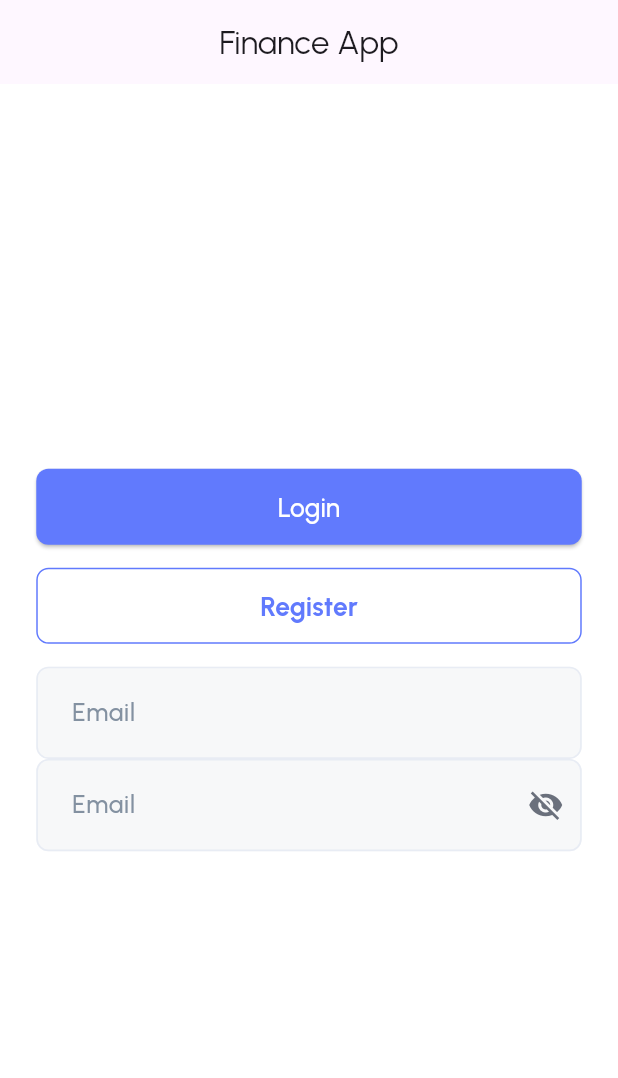
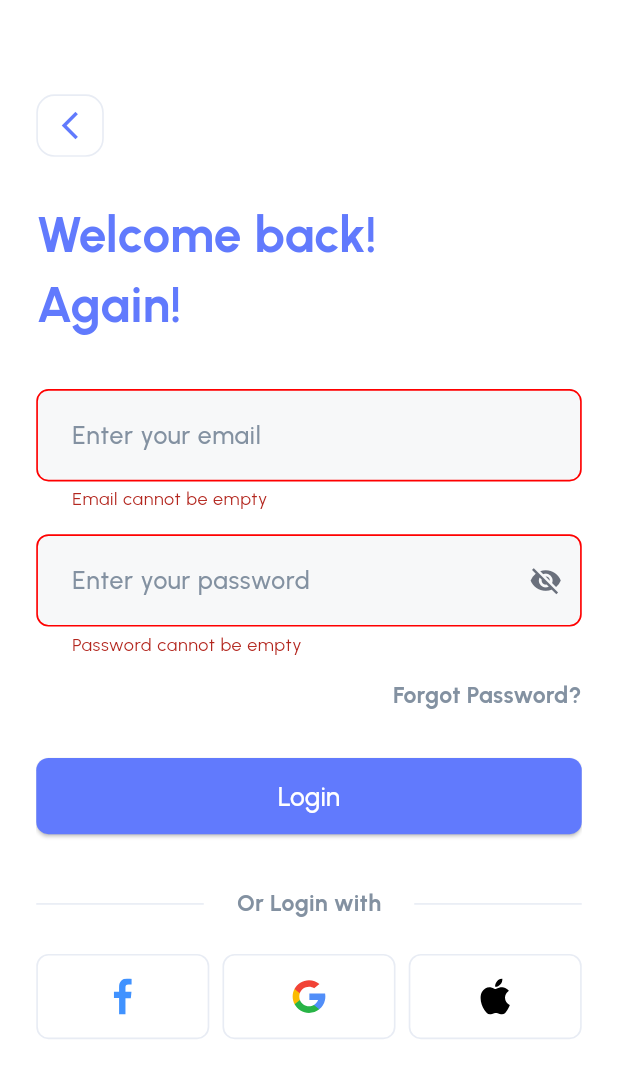
Before and after one commit to khaledNat3y/finance_app, a Flutter app: the screen it shows after launch, after a tap on "Login", on a phone screen of 412 x 824 dp. Shown: the top 1078 px of the screen. Run offline on Flutter 3.47's test engine with Material 3 defaults, Android fonts, the phone set to English and light mode, and no system bars; our stand-ins replace flutter_screenutil, flutter_svg, go_router.

Commit message:
-Finished login screen UI && fields validation

```diff
--- /dev/null
+++ b/lib/core/routing/app_router.dart
@@ -0,0 +1,25 @@
+import 'package:finance_app/core/routing/routes.dart';
+import 'package:finance_app/features/auth/ui/login_screen.dart';
+import 'package:flutter/cupertino.dart';
+import 'package:go_router/go_router.dart';
+
+import '../../features/on_boarding/on_boarding_screen.dart';
+
+class AppRouter {
+  static GoRouter goRouter = GoRouter(
+    initialLocation: Routes.onBoardingScreen,
+    routes: [
+      GoRoute(
+        path: Routes.onBoardingScreen,
+        name: Routes.onBoardingScreen,
+        builder: (context, state) => const OnBoardingScreen(),
+      ),
+      GoRoute(
+        path: Routes.loginScreen,
+        name: Routes.loginScreen,
+        builder: (context, state) => const LoginScreen(),
+      ),
+
+    ]
+  );
+}
--- /dev/null
+++ b/lib/core/routing/routes.dart
@@ -0,0 +1,7 @@
+class Routes {
+  static const String onBoardingScreen = "/onBoardingScreen";
+  static const String loginScreen = "/loginScreen";
+  static const String registerScreen = "/registerScreen";
+  static const String forgetPasswordScreen = "/forgetPasswordScreen";
+
+}
--- a/lib/core/styling/app_colors.dart
+++ b/lib/core/styling/app_colors.dart
@@ -2,11 +2,12 @@ import 'dart:ui';
 
 abstract class AppColors {
   static const Color primaryColor = Color(0xff617AFD);
-  static const Color secondaryColor = Color(0xff8391A1);
-  static const Color lighterGrey = Color(0xffE8ECF4);
+  static const Color accentColor = Color(0xff202955);
+  static const Color grey = Color(0xff8391A1);
   static const Color lightGrey = Color(0xffE8ECF4);
   static const Color darkGrey = Color(0xff6A707C);
   static const Color black = Color(0xff000000);
   static const Color white = Color(0xffffffff);
   static const Color errorColor = Color(0xffff0000);
+  static const Color transparent = Color(0x00000000);
 }
--- a/lib/core/styling/app_styles.dart
+++ b/lib/core/styling/app_styles.dart
@@ -1,12 +1,12 @@
-import 'dart:ui';
 
 import 'package:finance_app/core/styling/app_fonts.dart';
 import 'package:finance_app/core/styling/font_weights.dart';
+import 'package:flutter/material.dart';
 import 'package:flutter_screenutil/flutter_screenutil.dart';
 
 import 'app_colors.dart';
 
-class AppStyles {
+abstract class AppStyles {
   static TextStyle primaryHeadLinesStyle = TextStyle(
     fontSize: 30.sp,
     fontFamily: AppFonts.mainFontFamily,
@@ -17,29 +17,54 @@ class AppStyles {
   static TextStyle subtitlesStyle = TextStyle(
     fontSize: 16.sp,
     fontFamily: AppFonts.mainFontFamily,
-    fontWeight: FontWeights.regular,
-    color: AppColors.secondaryColor,
+    fontWeight: FontWeightHelper.regular,
+    color: AppColors.grey,
   );
 
   static TextStyle font16BlackSemiBold = TextStyle(
     fontSize: 16.sp,
     fontFamily: AppFonts.mainFontFamily,
-    fontWeight: FontWeights.semiBold,
+    fontWeight: FontWeightHelper.semiBold,
     color: AppColors.black,
   );
 
   static TextStyle font12GreyMedium = TextStyle(
-    fontSize: 16.sp,
+    fontSize: 12.sp,
     fontFamily: AppFonts.mainFontFamily,
-    fontWeight: FontWeights.semiBold,
+    fontWeight: FontWeightHelper.semiBold,
     color: AppColors.black,
   );
 
-  static TextStyle font15Medium = TextStyle(
-    fontSize: 16.sp,
+  static TextStyle font15BlackMedium = TextStyle(
+    fontSize: 15.sp,
     fontFamily: AppFonts.mainFontFamily,
-    fontWeight: FontWeights.semiBold,
+    fontWeight: FontWeightHelper.semiBold,
     color: AppColors.black,
   );
 
+  static  TextStyle font15AccentColorBold = TextStyle(
+    fontSize: 15.sp,
+    fontFamily: AppFonts.mainFontFamily,
+    fontWeight: FontWeightHelper.bold,
+    color: AppColors.accentColor,
+  );
+  static TextStyle font30PrimaryColorBold = TextStyle(
+    fontSize: 30.sp,
+    fontFamily: AppFonts.mainFontFamily,
+    fontWeight: FontWeightHelper.bold,
+    color: AppColors.primaryColor,
+  );
+  static TextStyle font14GreySemiBold = TextStyle(
+    fontSize: 14.sp,
+    fontFamily: AppFonts.mainFontFamily,
+    fontWeight: FontWeightHelper.semiBold,
+    color: AppColors.grey,
+  );
+  static TextStyle font15PrimaryColorMedium = TextStyle(
+    fontSize: 15.sp,
+    fontFamily: AppFonts.mainFontFamily,
+    fontWeight: FontWeightHelper.medium,
+    color: AppColors.primaryColor,
+  );
+
 }
--- a/lib/core/styling/font_weights.dart
+++ b/lib/core/styling/font_weights.dart
@@ -1,7 +1,16 @@
-import 'dart:ui';
 
-class FontWeights {
-  static FontWeight regular = FontWeight.w400;
+
+import 'package:flutter/material.dart';
+
+abstract class FontWeightHelper {
+
+  static const FontWeight thin = FontWeight.w100;
+
+  static const FontWeight extraLight = FontWeight.w200;
+
+  static const FontWeight light = FontWeight.w300;
+
+  static const FontWeight regular = FontWeight.w400;
 
   static const FontWeight medium = FontWeight.w500;
 
@@ -10,5 +19,4 @@ class FontWeights {
   static const FontWeight bold = FontWeight.w700;
 
   static const FontWeight extraBold = FontWeight.w800;
-
 }
--- a/lib/core/styling/theme_data.dart
+++ b/lib/core/styling/theme_data.dart
@@ -11,7 +11,7 @@ abstract class AppThemeData {
     fontFamily: AppFonts.mainFontFamily,
     buttonTheme: ButtonThemeData(
       buttonColor: AppColors.primaryColor,
-      disabledColor: AppColors.secondaryColor,
+      disabledColor: AppColors.grey,
 
     )
   );
--- /dev/null
+++ b/lib/core/widgets/custom_back_button.dart
@@ -0,0 +1,34 @@
+import 'package:flutter/material.dart';
+import 'package:flutter_screenutil/flutter_screenutil.dart';
+import 'package:go_router/go_router.dart';
+
+import '../styling/app_colors.dart';
+
+class CustomBackButton extends StatelessWidget {
+  const CustomBackButton({super.key});
+
+  @override
+  Widget build(BuildContext context) {
+    return Container(
+      width: 41.w,
+      height: 41.h,
+      decoration: BoxDecoration(
+        color: AppColors.transparent,
+        borderRadius: BorderRadius.circular(12.r),
+        border: Border.all(color: AppColors.lightGrey, width: 1.w),
+      ),
+      child: Center(
+        child: IconButton(
+          onPressed: () {
+            GoRouter.of(context).pop();
+          },
+          icon: Icon(
+            Icons.arrow_back_ios_new,
+            color: AppColors.primaryColor,
+            size: 20.sp,
+          ),
+        ),
+      ),
+    );
+  }
+}
--- a/lib/core/widgets/custom_text_field.dart
+++ b/lib/core/widgets/custom_text_field.dart
@@ -11,14 +11,17 @@ class CustomTextField extends StatelessWidget {
   final bool? obscureText;
   final TextInputType? inputType;
   final String? Function(String?)? validator;
+  final TextEditingController? controller;
 
-  const CustomTextField({super.key, required this.hintText, this.suffixIcon, this.width, this.obscureText, this.inputType, this.validator});
+  const CustomTextField({super.key, required this.hintText, this.suffixIcon, this.width, this.obscureText, this.inputType, this.validator, this.controller});
 
   @override
   Widget build(BuildContext context) {
     return SizedBox(
       width: width ?? 331.w,
       child: TextFormField(
+        controller: controller,
+        autovalidateMode: AutovalidateMode.always,
         cursorColor: AppColors.primaryColor,
         cursorErrorColor: AppColors.errorColor,
         obscureText: obscureText ?? false,
@@ -28,8 +31,8 @@ class CustomTextField extends StatelessWidget {
           hintText: hintText ?? "",
           hintStyle: TextStyle(
             fontSize: 15.sp,
-            color: AppColors.secondaryColor,
-            fontWeight: FontWeights.medium,
+            color: AppColors.grey,
+            fontWeight: FontWeightHelper.medium,
           ),
           suffixIcon: suffixIcon,
           contentPadding: EdgeInsets.symmetric(horizontal: 18.w, vertical: 18.h),
@@ -37,6 +40,7 @@ class CustomTextField extends StatelessWidget {
           enabledBorder: buildOutlineInputBorder(),
           focusedBorder: buildOutlineInputBorder(),
           errorBorder: buildOutlineInputBorder(color: AppColors.errorColor),
+          focusedErrorBorder: buildOutlineInputBorder(color: AppColors.errorColor),
           filled: true,
           fillColor: Color(0xffF7F8F9),
         ),
--- a/lib/core/widgets/primary_button_widget.dart
+++ b/lib/core/widgets/primary_button_widget.dart
@@ -12,6 +12,7 @@ class PrimaryButtonWidget extends StatelessWidget {
   final double? height;
   final double? bordersRadius;
   final double? fontSize;
+  final EdgeInsetsGeometry? padding;
 
   const PrimaryButtonWidget({
     super.key,
@@ -21,7 +22,7 @@ class PrimaryButtonWidget extends StatelessWidget {
     this.width,
     this.height,
     this.bordersRadius,
-    this.buttonColor, this.fontSize,
+    this.buttonColor, this.fontSize, this.padding,
   });
 
   @override
@@ -33,6 +34,7 @@ class PrimaryButtonWidget extends StatelessWidget {
         shape: RoundedRectangleBorder(
           borderRadius: BorderRadius.circular(bordersRadius ?? 8.r),
         ),
+        padding: padding,
         fixedSize: Size(width ?? 331.w, height ?? 50.h),
       ),
       child: Text(
--- a/lib/core/widgets/primary_outlined_button_widget.dart
+++ b/lib/core/widgets/primary_outlined_button_widget.dart
@@ -38,7 +38,7 @@ class PrimaryOutlinedButtonWidget extends StatelessWidget {
       ),
       child: Text(
         buttonText ?? "",
-        style: TextStyle(color: textColor ?? AppColors.primaryColor, fontSize: fontSize ?? 16.sp, fontWeight: FontWeights.bold),
+        style: TextStyle(color: textColor ?? AppColors.primaryColor, fontSize: fontSize ?? 16.sp, fontWeight: FontWeightHelper.bold),
       ),
     );
   }
--- /dev/null
+++ b/lib/features/auth/ui/login_screen.dart
@@ -0,0 +1,146 @@
+import 'package:finance_app/core/styling/app_styles.dart';
+import 'package:finance_app/core/styling/spacing.dart';
+import 'package:finance_app/core/widgets/custom_text_field.dart';
+import 'package:finance_app/core/widgets/primary_button_widget.dart';
+import 'package:finance_app/features/auth/ui/widgets/login_methods_displayed_in_row.dart';
+import 'package:finance_app/features/auth/ui/widgets/or_login_with_widget.dart';
+import 'package:flutter/material.dart';
+import 'package:flutter_screenutil/flutter_screenutil.dart';
+import '../../../core/styling/app_colors.dart';
+import '../../../core/widgets/custom_back_button.dart';
+import '../../../generated/assets.dart';
+
+class LoginScreen extends StatefulWidget {
+  const LoginScreen({super.key});
+
+  @override
+  State<LoginScreen> createState() => _LoginScreenState();
+}
+
+class _LoginScreenState extends State<LoginScreen> {
+  bool obscureText = true;
+  late TextEditingController emailController;
+  late TextEditingController passwordController;
+  late GlobalKey<FormState> formKey;
+
+  @override
+  void initState() {
+    super.initState();
+    emailController = TextEditingController();
+    passwordController = TextEditingController();
+    formKey = GlobalKey<FormState>();
+  }
+
+  @override
+  void dispose() {
+    emailController.dispose();
+    passwordController.dispose();
+    formKey.currentState!.dispose();
+    super.dispose();
+  }
+
+  @override
+  Widget build(BuildContext context) {
+    return Scaffold(
+      resizeToAvoidBottomInset: true,
+      body: Padding(
+        padding: EdgeInsets.symmetric(horizontal: 22.w, vertical: 50.h),
+        child: Form(
+          key: formKey,
+          child: SingleChildScrollView(
+            child: Column(
+              crossAxisAlignment: CrossAxisAlignment.start,
+              children: [
+                verticalSpace(12),
+                CustomBackButton(),
+                verticalSpace(28),
+                Text(
+                  "Welcome back!\nAgain!",
+                  style: AppStyles.font30PrimaryColorBold,
+                  softWrap: true,
+                  maxLines: 2,
+                ),
+                verticalSpace(32),
+                CustomTextField(
+                  hintText: "Enter your email",
+                  inputType: TextInputType.emailAddress,
+                  controller: emailController,
+                  validator: (value) {
+                    if (value!.isEmpty) {
+                      return "Email cannot be empty";
+                    }
+                    return null;
+                  },
+                ),
+                verticalSpace(15),
+                CustomTextField(
+                  hintText: "Enter your password",
+                  obscureText: obscureText,
+                  suffixIcon: IconButton(
+                    icon: Icon(obscureText ? Icons.visibility_off : Icons.remove_red_eye,color: AppColors.darkGrey,
+                      size: 20.sp,),
+                    onPressed: (){
+                      setState(() {
+                        obscureText = !obscureText;
+                      });
+                    },
+
+                  ),
+                  controller: passwordController,
+                  validator: (value){
+                    if(value!.isEmpty){
+                      return "Password cannot be empty";
+                    }else if(value.length<8){
+                      return "Password must be at least 8 characters";
+                    }
+                    return null;
+                  },
+                ),
+                verticalSpace(15),
+                Align(
+                  alignment: Alignment.centerRight,
+                  child: Text(
+                    "Forgot Password?",
+                    style: AppStyles.font14GreySemiBold,
+                  ),
+                ),
+                verticalSpace(30),
+                PrimaryButtonWidget(buttonText: "Login", onPress: () {
+                  if(formKey.currentState!.validate()) {
+                    print("email: ${emailController.text}");
+                    print("password: ${passwordController.text}");
+                  }
+                }),
+                verticalSpace(35),
+
+                /// or login with
+                OrLoginWithWidget(),
+                verticalSpace(22),
+                LoginMethodsDisplayedInRow(),
+                verticalSpace(90),
+                Align(
+                  alignment: Alignment.center,
+                  child: Text.rich(
+                    TextSpan(
+                      text: "Don't have an account? ",
+                      style: AppStyles.font15PrimaryColorMedium,
+                      children: [
+                        TextSpan(
+                          text: "Register",
+                          style: AppStyles.font15AccentColorBold.copyWith(
+                            decoration: TextDecoration.underline,
+                            decorationColor: AppColors.accentColor,
+                          ),
+                        ),
+                      ],
+                    ),
+                  ),
+                ),
+              ],
+            ),
+          ),
+        ),
+      ),
+    );
+  }
+}
--- /dev/null
+++ b/lib/features/auth/ui/widgets/login_method_widget.dart
@@ -0,0 +1,27 @@
+import 'package:flutter/material.dart';
+import 'package:flutter_screenutil/flutter_screenutil.dart';
+import 'package:flutter_svg/svg.dart';
+
+import '../../../../core/styling/app_colors.dart';
+
+class LoginMethodWidget extends StatelessWidget {
+  final String iconImagePath;
+  final void Function() onPress;
+  const LoginMethodWidget({super.key, required this.iconImagePath, required this.onPress});
+
+  @override
+  Widget build(BuildContext context) {
+    return InkWell(
+      onTap: onPress,
+      child: Container(
+        width: 105.w,
+        height: 56.h,
+        decoration: BoxDecoration(
+          border: Border.all(color: AppColors.lightGrey, width: 1.w),
+          borderRadius: BorderRadius.circular(8.r),
+        ),
+        child: Center(child: SvgPicture.asset(iconImagePath, width: 23.64.w, height: 23.64.h,)),
+      ),
+    );
+  }
+}
--- /dev/null
+++ b/lib/features/auth/ui/widgets/login_methods_displayed_in_row.dart
@@ -0,0 +1,22 @@
+import 'package:flutter/material.dart';
+
+import '../../../../core/styling/spacing.dart';
+import '../../../../generated/assets.dart';
+import 'login_method_widget.dart';
+
+class LoginMethodsDisplayedInRow extends StatelessWidget {
+  const LoginMethodsDisplayedInRow({super.key});
+
+  @override
+  Widget build(BuildContext context) {
+    return Row(
+      children: [
+        LoginMethodWidget(iconImagePath: Assets.svgsFacebookIcon, onPress: (){},),
+        horizontalSpace(8),
+        LoginMethodWidget(iconImagePath: Assets.svgsGoogleIc, onPress: (){},),
+        horizontalSpace(8),
+        LoginMethodWidget(iconImagePath: Assets.svgsAppleIcon, onPress: (){},),
+      ],
+    );
+  }
+}
--- /dev/null
+++ b/lib/features/auth/ui/widgets/or_login_with_widget.dart
@@ -0,0 +1,23 @@
+import 'package:flutter/material.dart';
+import 'package:flutter_screenutil/flutter_screenutil.dart';
+
+import '../../../../core/styling/app_colors.dart';
+import '../../../../core/styling/app_styles.dart';
+
+class OrLoginWithWidget extends StatelessWidget {
+  const OrLoginWithWidget({super.key});
+
+  @override
+  Widget build(BuildContext context) {
+    return Row(
+      children: [
+        Expanded(child: Divider(color: AppColors.lightGrey, thickness: 1.w,)),
+        Padding(
+          padding: EdgeInsets.symmetric(horizontal: 20.w),
+          child: Text("Or Login with", style: AppStyles.font14GreySemiBold,),
+        ),
+        Expanded(child: Divider(color: AppColors.lightGrey, thickness: 1.w,)),
+      ],
+    );
+  }
+}
--- /dev/null
+++ b/lib/features/on_boarding/on_boarding_screen.dart
@@ -0,0 +1,51 @@
+import 'package:finance_app/core/styling/app_colors.dart';
+import 'package:finance_app/core/styling/app_styles.dart';
+import 'package:finance_app/core/styling/font_weights.dart';
+import 'package:finance_app/core/styling/spacing.dart';
+import 'package:finance_app/core/widgets/primary_button_widget.dart';
+import 'package:finance_app/core/widgets/primary_outlined_button_widget.dart';
+import 'package:flutter/material.dart';
+import 'package:flutter_screenutil/flutter_screenutil.dart';
+import 'package:go_router/go_router.dart';
+
+import '../../core/routing/routes.dart';
+import '../../generated/assets.dart';
+
+class OnBoardingScreen extends StatelessWidget {
+  const OnBoardingScreen({super.key});
+
+  @override
+  Widget build(BuildContext context) {
+    return Scaffold(
+      body: Column(
+        children: [
+          Image.asset(
+            Assets.imagesOnBoardingImage,
+            width: double.infinity,
+            height: 570.h,
+            fit: BoxFit.fill,
+          ),
+          verticalSpace(21),
+          PrimaryButtonWidget(
+            buttonText: "Login",
+            onPress: () {
+              GoRouter.of(context).pushNamed(Routes.loginScreen);
+            },
+            width: 331.w,
+            height: 56.h,
+          ),
+          verticalSpace(15),
+          PrimaryOutlinedButtonWidget(buttonText: "Register", onPress: () {}),
+          verticalSpace(46),
+          Text(
+            "Continue as a guest",
+            style: AppStyles.font15AccentColorBold.copyWith(
+              decoration: TextDecoration.underline,
+              decorationColor: AppColors.accentColor,
+            ),
+          ),
+        ],
+      ),
+    );
+  }
+}
--- a/lib/main.dart
+++ b/lib/main.dart
@@ -1,14 +1,18 @@
+import 'package:finance_app/core/routing/app_router.dart';
 import 'package:finance_app/core/styling/app_colors.dart';
 import 'package:finance_app/core/styling/spacing.dart';
 import 'package:finance_app/core/styling/theme_data.dart';
 import 'package:finance_app/core/widgets/primary_button_widget.dart';
 import 'package:finance_app/core/widgets/primary_outlined_button_widget.dart';
+import 'package:finance_app/features/on_boarding/on_boarding_screen.dart';
 import 'package:flutter/material.dart';
+import 'package:flutter/services.dart';
 import 'package:flutter_screenutil/flutter_screenutil.dart';
 
 import 'finance_app.dart';
 
-void main() {
+void main() async{
+  WidgetsFlutterBinding.ensureInitialized();
   runApp(const MyApp());
 }
 
@@ -17,17 +21,20 @@ class MyApp extends StatelessWidget {
 
   @override
   Widget build(BuildContext context) {
+    SystemChrome.setPreferredOrientations([
+      DeviceOrientation.portraitUp,
+      DeviceOrientation.portraitDown
+    ]);
     return ScreenUtilInit(
       designSize: const Size(375, 812),
       builder: (context, child) {
-        return MaterialApp(
+        return MaterialApp.router(
           debugShowCheckedModeBanner: false,
           title: 'Flutter Demo',
           theme: AppThemeData.lightTheme,
-          home: child,
+          routerConfig: AppRouter.goRouter,
         );
       },
-      child: const FinanceApp(),
     );
   }
 }
--- a/pubspec.yaml
+++ b/pubspec.yaml
@@ -35,6 +35,8 @@ dependencies:
   # Use with the CupertinoIcons class for iOS style icons.
   cupertino_icons: ^1.0.8
   flutter_screenutil: ^5.9.3
+  go_router: ^14.8.1
+  flutter_svg: ^2.0.17
 
 dev_dependencies:
   flutter_test:
@@ -62,6 +64,7 @@ flutter:
   assets:
     - assets/images/
     - assets/fonts/
+    - assets/svgs/
 
   # An image asset can refer to one or more resolution-specific "variants", see
   # https://flutter.dev/to/resolution-aware-images
```
Also changed, not shown: assets/svgs/apple_icon.svg (added), assets/svgs/facebook_icon.svg (added), assets/svgs/google_ic.svg (added), lib/generated/assets.dart, pubspec.lock, 1 other file.
